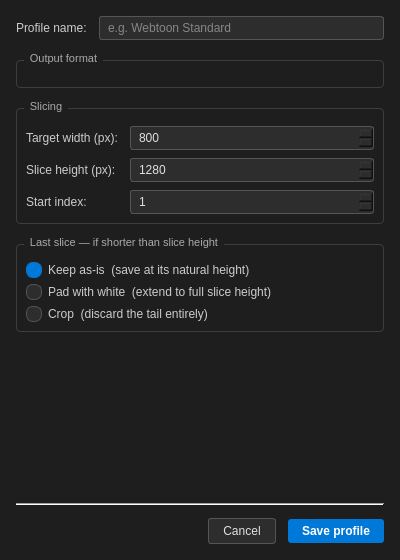
First picture: the form in widgets/outputprofiledialog/outputprofiledialog.ui, repository ShadobaDev/Platemaker-qt, before the edit.
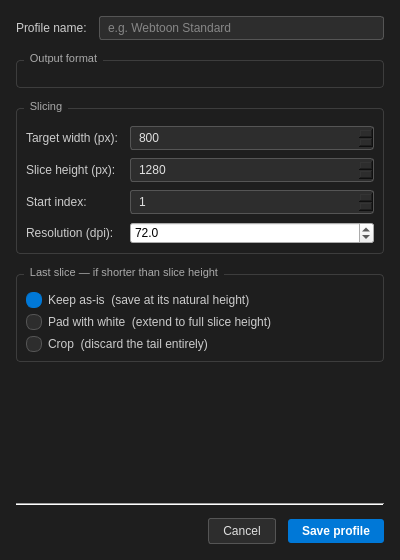
Second picture: the form after the edit.

Commit message: feat(profiles): add a resolution field to canvas and output profiles

Patch:
```diff
--- a/widgets/outputprofiledialog/outputprofiledialog.ui
+++ b/widgets/outputprofiledialog/outputprofiledialog.ui
@@ -233,6 +233,32 @@
         </property>
        </widget>
       </item>
+      <item row="3" column="0">
+       <widget class="QLabel" name="labelDpi">
+        <property name="text">
+         <string>Resolution (dpi):</string>
+        </property>
+       </widget>
+      </item>
+      <item row="3" column="1">
+       <widget class="QDoubleSpinBox" name="spinBoxDpi">
+        <property name="toolTip">
+         <string>Written into every slice. Screens ignore it; it matters only if the files go to print.</string>
+        </property>
+        <property name="decimals">
+         <number>1</number>
+        </property>
+        <property name="minimum">
+         <double>1.000000000000000</double>
+        </property>
+        <property name="maximum">
+         <double>9999.000000000000000</double>
+        </property>
+        <property name="value">
+         <double>72.000000000000000</double>
+        </property>
+       </widget>
+      </item>
      </layout>
     </widget>
    </item>
```
The commit also changes 10 other files.
